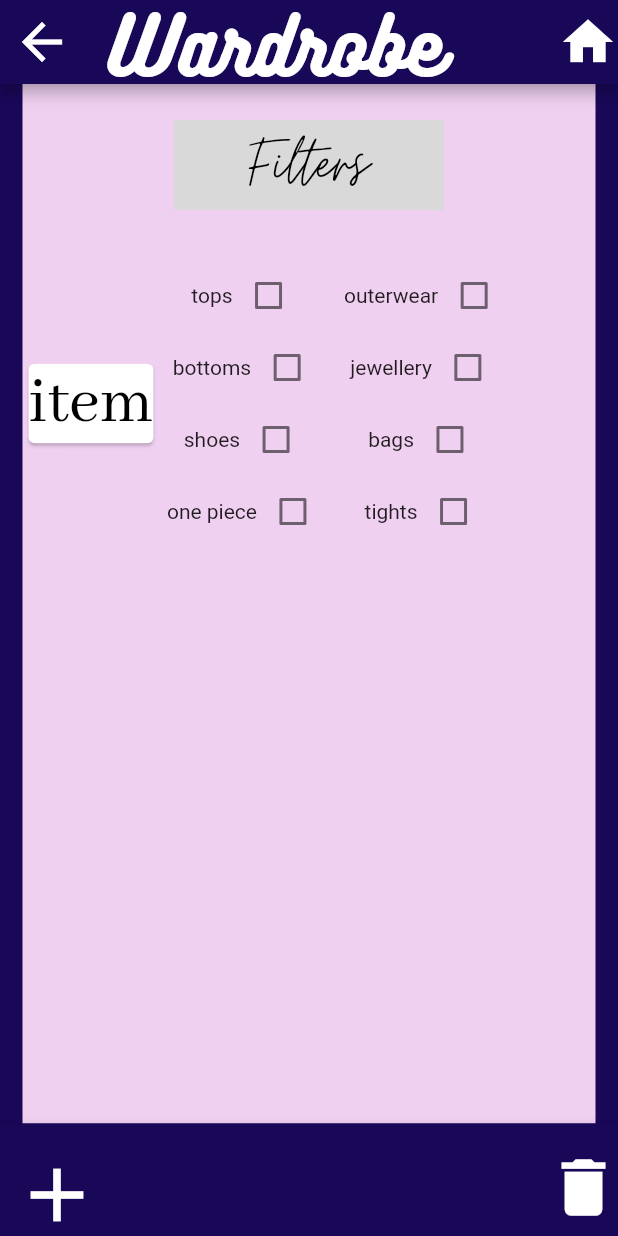
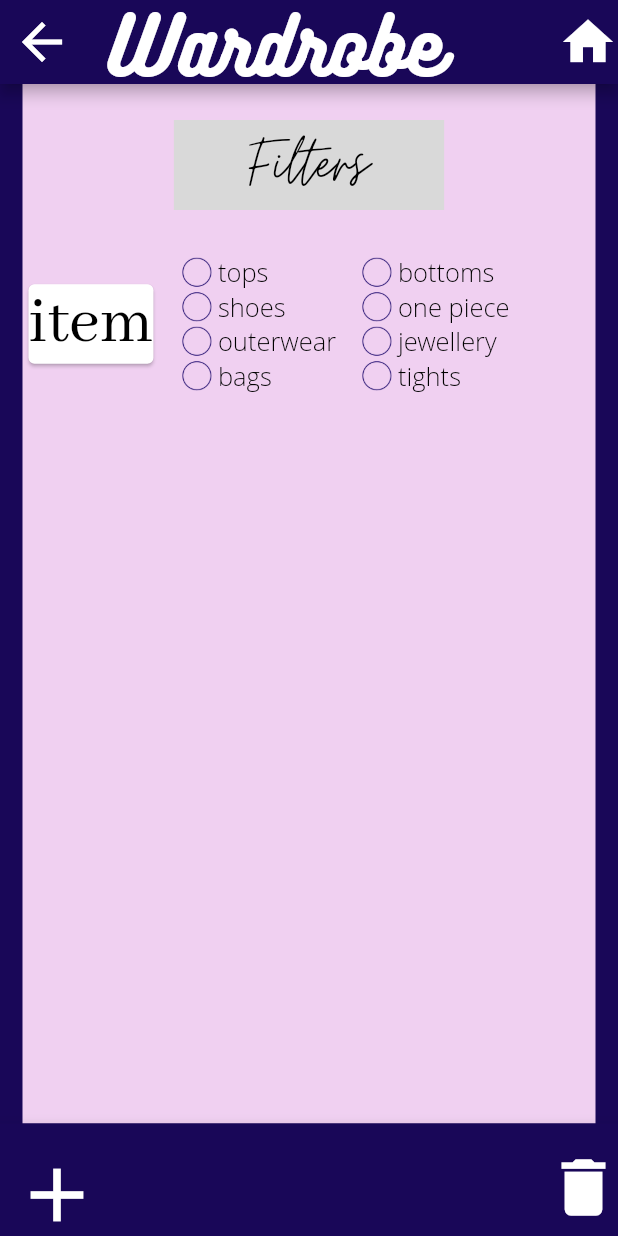
Before and after one commit to srour166/MatchyMatchy, a Flutter app: the screen it shows after launch, on a phone screen of 412 x 824 dp. Run offline on Flutter 3.47's test engine with Material 2 defaults, Android fonts, the phone set to English and light mode, and no system bars.

Commit message:
filter page items

```diff
--- a/lib/filters.dart
+++ b/lib/filters.dart
@@ -6,28 +6,49 @@ class FiltersPage extends StatefulWidget {
 }
 
 class _FiltersPageState extends State<FiltersPage> {
-  Widget checkbox(String title, bool boolValue) {
+  Widget itemCheckbox(Items item) {
     return Column(
-      mainAxisAlignment: MainAxisAlignment.center,
       children: <Widget>[
-        Row(
-          children: <Widget>[
-            Text(title),
-            Container(
-                alignment: Alignment.topLeft,
-                child: Checkbox(
-                    value: boolValue,
-                    onChanged: (bool value) {
-                      setState(() {
-                        for (int i = 0; i < items.length; i++) {
-                          if (title == items[i].title) {
-                            items[i].checkbox = value;
+        Container(
+            padding: EdgeInsets.fromLTRB(15, 0, 0, 0),
+            width: 120,
+            child: Align(
+              alignment: Alignment.center,
+              child: Row(
+                children: <Widget>[
+                  GestureDetector(
+                      onTap: () {
+                        setState(() {
+                          if (item.checkbox == false) {
+                            item.imgPath = 'images/checked.png';
+                            item.checkbox = true;
+                          } else {
+                            item.imgPath = 'images/circle.png';
+                            item.checkbox = false;
                           }
-                        }
-                      });
-                    }))
-          ],
-        )
+                        });
+                      },
+                      child: Image(
+                        image: AssetImage(item.imgPath),
+                        fit: BoxFit.cover,
+                        // color: Colors.red,
+                        height: 20,
+                      )),
+                  Container(
+                    padding: EdgeInsets.fromLTRB(3, 0, 0, 0),
+                  ),
+                  Container(
+                    margin: EdgeInsets.fromLTRB(1, 0, 1, 0),
+                    child: Text(item.title,
+                        style: TextStyle(
+                          fontSize: 17,
+                          fontFamily: 'OpenSans',
+                          color: Colors.black,
+                        )),
+                  )
+                ],
+              ),
+            ))
       ],
     );
   }
@@ -62,28 +83,24 @@ class _FiltersPageState extends State<FiltersPage> {
                 ),
                 color: Colors.white,
               ),
-              Row(
+              Column(
                 children: <Widget>[
-                  Container(
-                      margin: EdgeInsets.fromLTRB(5.0, 3.0, 5.0, 3.0),
-                      child: Column(
-                        children: <Widget>[
-                          checkbox(items[0].title, items[0].checkbox),
-                          checkbox(items[1].title, items[1].checkbox),
-                          checkbox(items[2].title, items[2].checkbox),
-                          checkbox(items[3].title, items[3].checkbox),
-                        ],
-                      )),
-                  Container(
-                      margin: EdgeInsets.fromLTRB(5.0, 3.0, 5.0, 3.0),
-                      child: Column(
-                        children: <Widget>[
-                          checkbox(items[4].title, items[4].checkbox),
-                          checkbox(items[5].title, items[5].checkbox),
-                          checkbox(items[6].title, items[6].checkbox),
-                          checkbox(items[7].title, items[7].checkbox),
-                        ],
-                      )),
+                  Row(children: <Widget>[
+                    itemCheckbox(items[0]),
+                    itemCheckbox(items[1]),
+                  ]),
+                  Row(children: <Widget>[
+                    itemCheckbox(items[2]),
+                    itemCheckbox(items[3]),
+                  ]),
+                  Row(children: <Widget>[
+                    itemCheckbox(items[4]),
+                    itemCheckbox(items[5]),
+                  ]),
+                  Row(children: <Widget>[
+                    itemCheckbox(items[6]),
+                    itemCheckbox(items[7]),
+                  ]),
                 ],
               )
             ])
@@ -137,21 +154,35 @@ class _FiltersPageState extends State<FiltersPage> {
 }
 
 class Items {
-  Items({this.title, this.checkbox});
+  Items({this.title, this.checkbox, this.imgPath});
 
   String title;
   bool checkbox;
+  String imgPath;
 }
 
+class Colours {
+  Colours({this.title, this.checkbox, this.defaultImg, this.checkedImgPath});
+
+  String title;
+  bool checkbox;
+  String defaultImg;
+  String checkedImgPath;
+}
+
+List<Colours> colors = <Colours>[
+  Colours(title: 'white', checkbox: false, defaultImg: '', checkedImgPath: '')
+];
+
 List<Items> items = <Items>[
-  Items(title: 'tops', checkbox: false),
-  Items(title: 'bottoms', checkbox: false),
-  Items(title: 'shoes', checkbox: false),
-  Items(title: 'one piece', checkbox: false),
-  Items(title: 'outerwear', checkbox: false),
-  Items(title: 'jewellery', checkbox: false),
-  Items(title: 'bags', checkbox: false),
-  Items(title: 'tights', checkbox: false),
+  Items(title: 'tops', checkbox: false, imgPath: 'images/circle.png'),
+  Items(title: 'bottoms', checkbox: false, imgPath: 'images/circle.png'),
+  Items(title: 'shoes', checkbox: false, imgPath: 'images/circle.png'),
+  Items(title: 'one piece', checkbox: false, imgPath: 'images/circle.png'),
+  Items(title: 'outerwear', checkbox: false, imgPath: 'images/circle.png'),
+  Items(title: 'jewellery', checkbox: false, imgPath: 'images/circle.png'),
+  Items(title: 'bags', checkbox: false, imgPath: 'images/circle.png'),
+  Items(title: 'tights', checkbox: false, imgPath: 'images/circle.png'),
 ];
 
 class Choice {
```
Also changed, not shown: pubspec.yaml (+7 -6 lines), fonts/OpenSans-Light.ttf (added), images/check.png (added), images/checked.png (added), images/circle.png (added).
